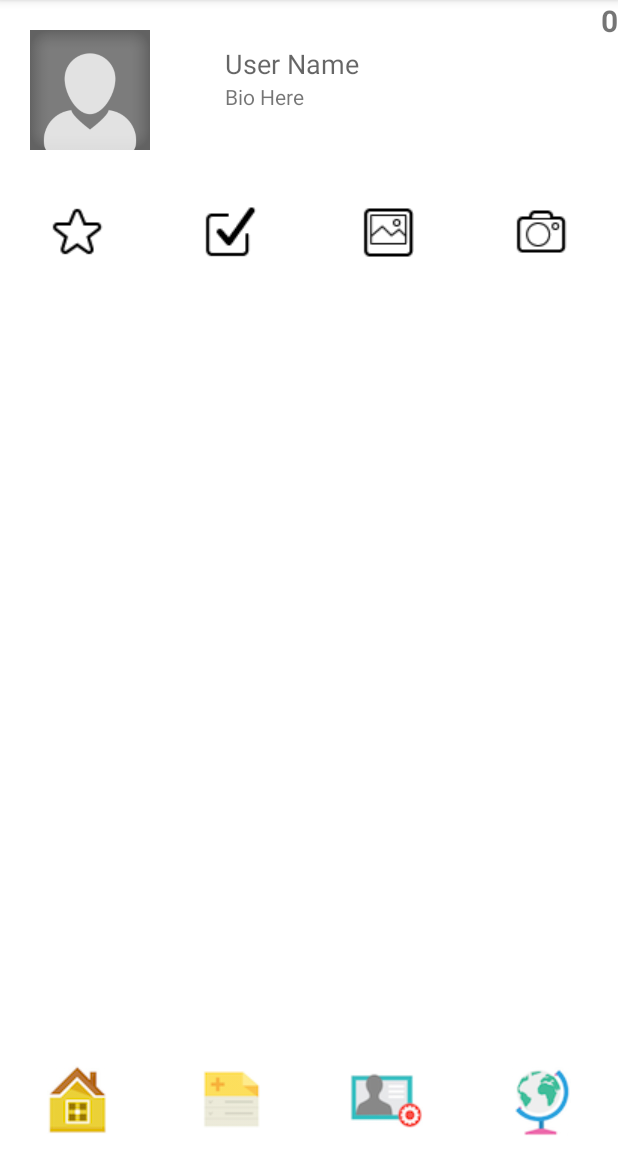
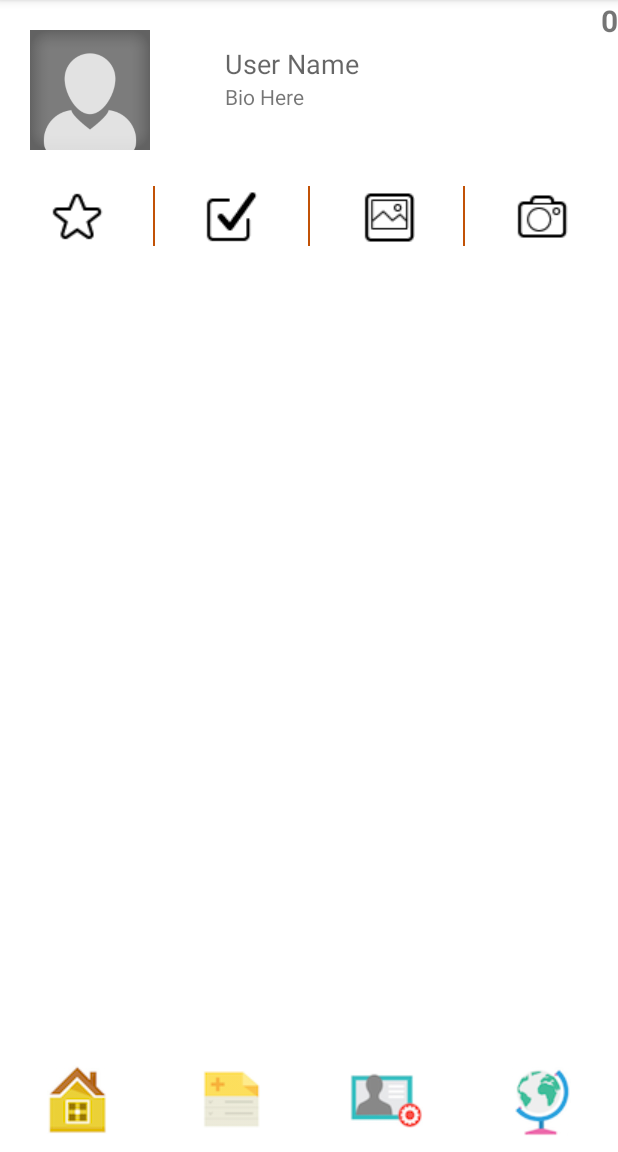
Before and after one commit to justnaelin/MEarth, an Android app: the screen it shows after launch (HostActivity), after a tap on an icon or button, on a phone screen of 412 x 824 dp, the part 84-1236 px from its top. Run offline under Robolectric (Android 15) with nearby library versions, the phone set to English and light mode, and no system bars; 4 statements that could not run were skipped.

Commit message:
boarders for profile toolbar

```diff
--- a/app/src/main/res/layout/fragment_profile.xml
+++ b/app/src/main/res/layout/fragment_profile.xml
@@ -26,7 +26,8 @@
         android:id="@+id/bio_text"
         android:layout_below="@+id/user_name"
         android:layout_alignLeft="@+id/user_name"
-        android:layout_alignStart="@+id/user_name" />
+        android:layout_alignStart="@+id/user_name"
+        android:layout_marginBottom="50dp"/>
 
     <ImageView
         android:layout_width="100dp"
@@ -50,50 +51,71 @@
         android:layout_alignParentEnd="true" />
 
     <LinearLayout
-        android:layout_height="wrap_content"
+        android:layout_height="40dp"
         android:orientation="horizontal"
         android:layout_alignParentLeft="true"
         android:layout_alignParentStart="true"
         android:id="@+id/footer1"
-        android:layout_width="fill_parent"
+        android:layout_width="wrap_content"
         android:layout_alignParentRight="true"
         android:layout_alignParentEnd="true"
         android:layout_below="@+id/bio_text"
-        android:background="#FFFF"
-        android:layout_marginTop="50dp">
+        android:background="@color/primaryColor">
 
         <ImageButton
             android:id="@+id/achieve_button"
             android:layout_width="40dp"
-            android:layout_height="60dp"
+            android:layout_height="40dp"
             android:layout_weight="1"
             android:src="@drawable/badge_icon"
-            android:background="#FFFF"/>
+            android:background="#ffffff"
+          />
+
+        <!-- Profile task boarder-->
+       <View
+           android:layout_width="1dp"
+           android:layout_height="1dp"
+           android:background="@color/primaryColor" />
 
        <ImageButton
            android:id="@+id/current_button"
            android:layout_width="40dp"
-            android:layout_height="60dp"
+           android:layout_height="40dp"
            android:src="@drawable/archive_icon"
            android:layout_weight="1"
-            android:background="#FFFF"/>
+           android:background="#ffffff"
+          />
 
+        <!-- Profile task boarder-->
+       <View
+           android:layout_width="1dp"
+           android:layout_height="1dp"
+           android:background="@color/primaryColor" />
 
        <ImageButton
            android:id="@+id/goals_button"
            android:layout_width="40dp"
-            android:layout_height="60dp"
+           android:layout_height="40dp"
            android:src="@drawable/gallery_icon"
            android:layout_weight="1"
-            android:background="#FFFF"/>
+           android:background="#FFFFFF"
+         />
+
+        <!-- Profile task boarder-->
+       <View
+           android:layout_width="1dp"
+           android:layout_height="1dp"
+           android:background="@color/primaryColor" />
 
        <ImageButton
            android:id="@+id/camera_button"
            android:layout_width="40dp"
-            android:layout_height="60dp"
+           android:layout_height="40dp"
            android:src="@drawable/camera_icon"
            android:layout_weight="1"
-            android:background="#FFFF"/>
+           android:background="#FFFFFF"
+         />
+
    </LinearLayout>
 
 
@@ -102,7 +124,9 @@
            android:layout_width="match_parent"
            android:layout_height="match_parent"
            android:layout_below="@+id/footer1"
-            android:id="@+id/profile_fragment_container">
+           android:id="@+id/profile_fragment_container"
+
+           >
 
        </FrameLayout>
 
```
Also changed, not shown: 3 other files. Lines whose indentation alone changed are shown as unchanged.
